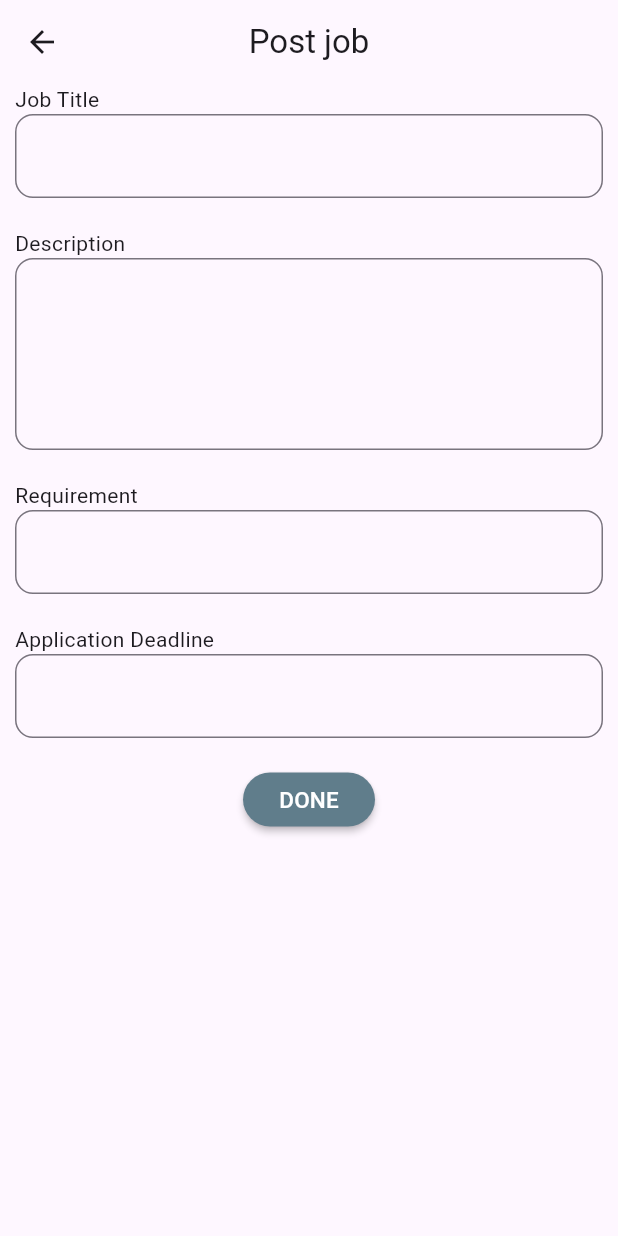
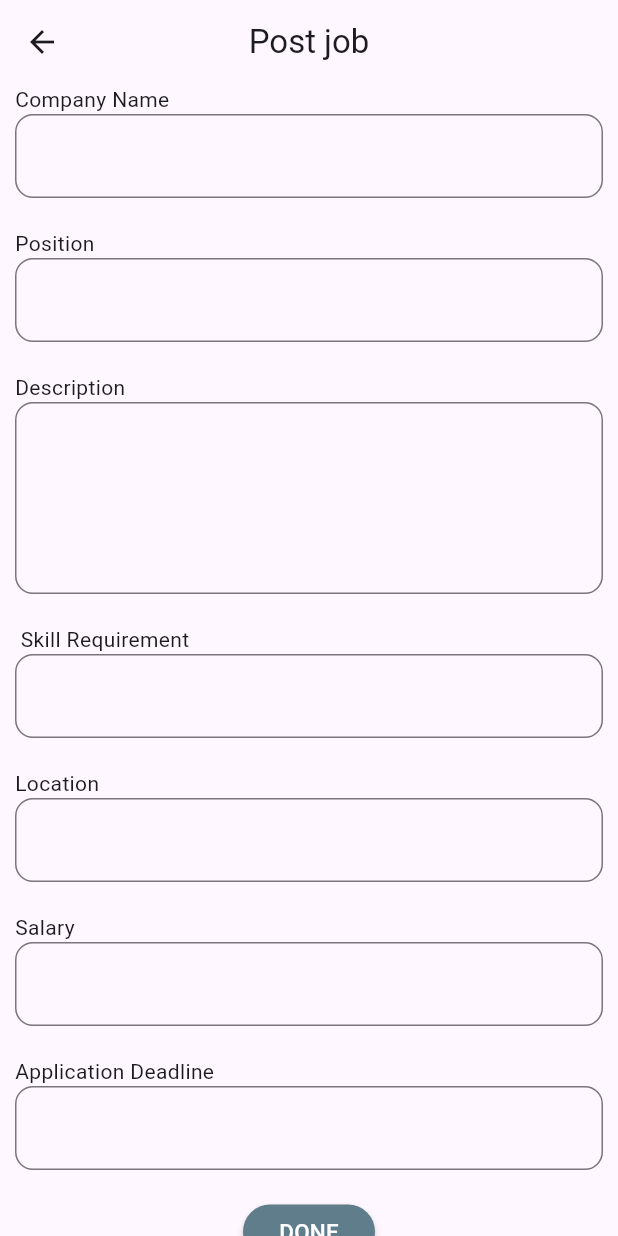
Before and after one commit to deniljoseph77/Placement_App, a Flutter app: the PostJobScreen screen opened directly, on a phone screen of 412 x 824 dp. Run offline on Flutter 3.47's test engine with Material 3 defaults, Android fonts, the phone set to English and light mode, and no system bars.

Commit message:
post job screen and job posted screen created

```diff
--- a/lib/presentation/common/login_screen/view/login_screen.dart
+++ b/lib/presentation/common/login_screen/view/login_screen.dart
@@ -23,7 +23,7 @@ class _LoginScreenState extends State<LoginScreen> {
   @override
   Widget build(BuildContext context) {
     return Scaffold(
-      body: Center(
+      body: SingleChildScrollView(
         child: Column(
           mainAxisAlignment: MainAxisAlignment.center,
           children: [
--- a/lib/presentation/company/postjob_screen/view/postjob_screen.dart
+++ b/lib/presentation/company/postjob_screen/view/postjob_screen.dart
@@ -15,13 +15,20 @@ class _PostJobScreenState extends State<PostJobScreen> {
         title: Text("Post job"),
         centerTitle: true,
       ),
-      body: Center(
-        child: Padding(
+      body: Padding(
         padding: const EdgeInsets.only(left: 10, right: 10),
-          child: Column(
-            crossAxisAlignment: CrossAxisAlignment.start,
+        child: ListView(
           children: [
-              Text("Job Title"),
+            Text("Company Name"),
+            TextField(
+              decoration: InputDecoration(
+                  border: OutlineInputBorder(
+                      borderRadius: BorderRadius.circular(12))),
+            ),
+            SizedBox(
+              height: 20,
+            ),
+            Text("Position"),
             TextField(
               decoration: InputDecoration(
                   border: OutlineInputBorder(
@@ -40,7 +47,23 @@ class _PostJobScreenState extends State<PostJobScreen> {
             SizedBox(
               height: 20,
             ),
-              Text("Requirement"),
+            Text(" Skill Requirement"),
+            TextField(
+                decoration: InputDecoration(
+                    border: OutlineInputBorder(
+                        borderRadius: BorderRadius.circular(12)))),
+            SizedBox(
+              height: 20,
+            ),
+            Text("Location"),
+            TextField(
+                decoration: InputDecoration(
+                    border: OutlineInputBorder(
+                        borderRadius: BorderRadius.circular(12)))),
+            SizedBox(
+              height: 20,
+            ),
+            Text("Salary"),
             TextField(
                 decoration: InputDecoration(
                     border: OutlineInputBorder(
@@ -57,7 +80,9 @@ class _PostJobScreenState extends State<PostJobScreen> {
               height: 17,
             ),
             Center(
-                child: MaterialButton(color: Colors.blueGrey,shape: StadiumBorder(),
+              child: MaterialButton(
+                  color: Colors.blueGrey,
+                  shape: StadiumBorder(),
                   onPressed: () {},
                   child: Text(
                     "DONE",
@@ -67,7 +92,6 @@ class _PostJobScreenState extends State<PostJobScreen> {
           ],
         ),
       ),
-      ),
     );
   }
 }
--- a/lib/presentation/tpo/tpohomescreen/view/tpohomescreen_view.dart
+++ b/lib/presentation/tpo/tpohomescreen/view/tpohomescreen_view.dart
@@ -9,7 +9,7 @@ class tpohomescreen extends StatelessWidget {
   Widget build(BuildContext context) {
     return Scaffold(
       appBar: AppBar(
-        title: Text("Company Dashboard"),
+        title: Text("TPO"),
         elevation: 0,
         backgroundColor: Colors.white,
       ),
```
Also changed, not shown: lib/presentation/company/jobs_posted/view/jobs_posted_screen.dart (added, +62 -0 lines). Lines whose indentation alone changed are shown as unchanged.
